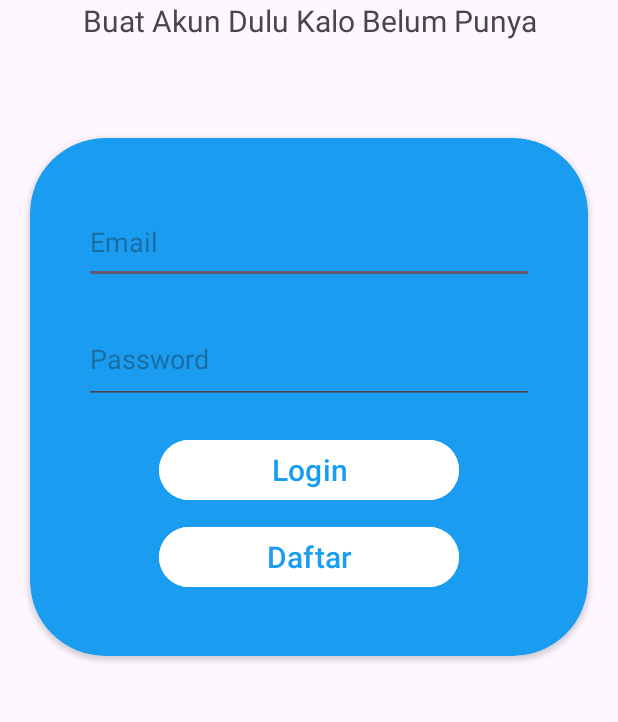
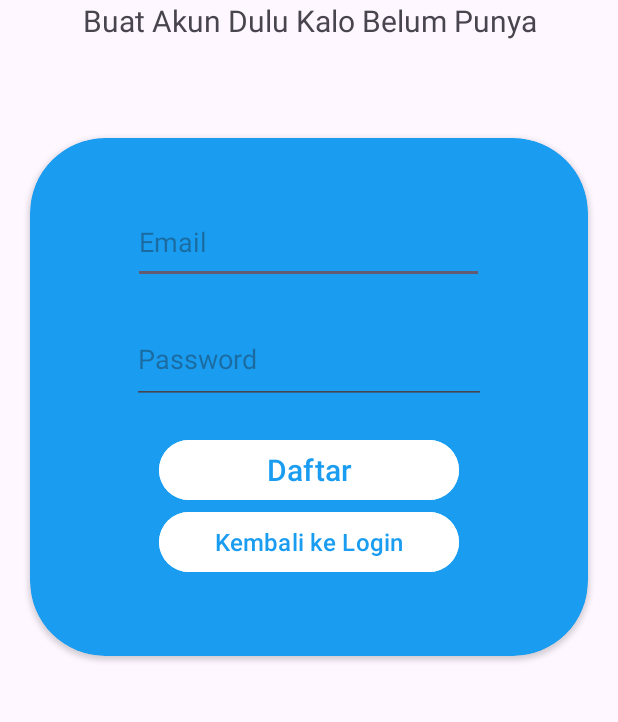
Before and after one commit to vianozx/BantalApp, an Android app: the SignUp screen opened directly, with no data from a screen before it, on a phone screen of 412 x 824 dp, the part 256-978 px from its top. Run offline under Robolectric (Android 15) with nearby library versions, the phone set to English and light mode, and no system bars; our stand-ins replace Firebase (no records; nobody signed in at launch, a user with empty details on screens opened directly).

```diff
--- a/app/src/main/res/layout/activity_sign_up.xml
+++ b/app/src/main/res/layout/activity_sign_up.xml
@@ -59,7 +59,7 @@
 
                 <EditText
                     android:id="@+id/emailInputDaftar"
-                    android:layout_width="300sp"
+                    android:layout_width="234dp"
                     android:layout_height="56dp"
                     android:layout_marginBottom="20dp"
                     android:ems="10"
@@ -68,22 +68,12 @@
 
                 <EditText
                     android:id="@+id/passInputDaftar"
-                    android:layout_width="300sp"
+                    android:layout_width="236dp"
                     android:layout_height="60dp"
                     android:layout_marginBottom="20dp"
                     android:ems="10"
                     android:hint="Password"
                     android:inputType="textPassword" />
-
-                <Button
-                    android:id="@+id/bKembali"
-                    android:layout_width="200sp"
-                    android:layout_height="wrap_content"
-                    android:layout_marginBottom="10dp"
-                    android:backgroundTint="@color/white"
-                    android:text="Login"
-                    android:textColor="@color/blue"
-                    android:textSize="20sp" />
 
                 <Button
                     android:id="@+id/bDaftar"
@@ -93,6 +83,16 @@
                     android:text="Daftar"
                     android:textColor="@color/blue"
                     android:textSize="20sp" />
+
+                <Button
+                    android:id="@+id/bKembali"
+                    android:layout_width="200sp"
+                    android:layout_height="wrap_content"
+                    android:layout_marginBottom="10dp"
+                    android:backgroundTint="@color/white"
+                    android:text="Kembali ke Login"
+                    android:textColor="@color/blue"
+                    android:textSize="16dp" />
             </LinearLayout>
         </androidx.cardview.widget.CardView>
 
```
Also changed, not shown: app/src/main/java/com/example/bantalapp/SignUp.kt (+2 -17 lines).
